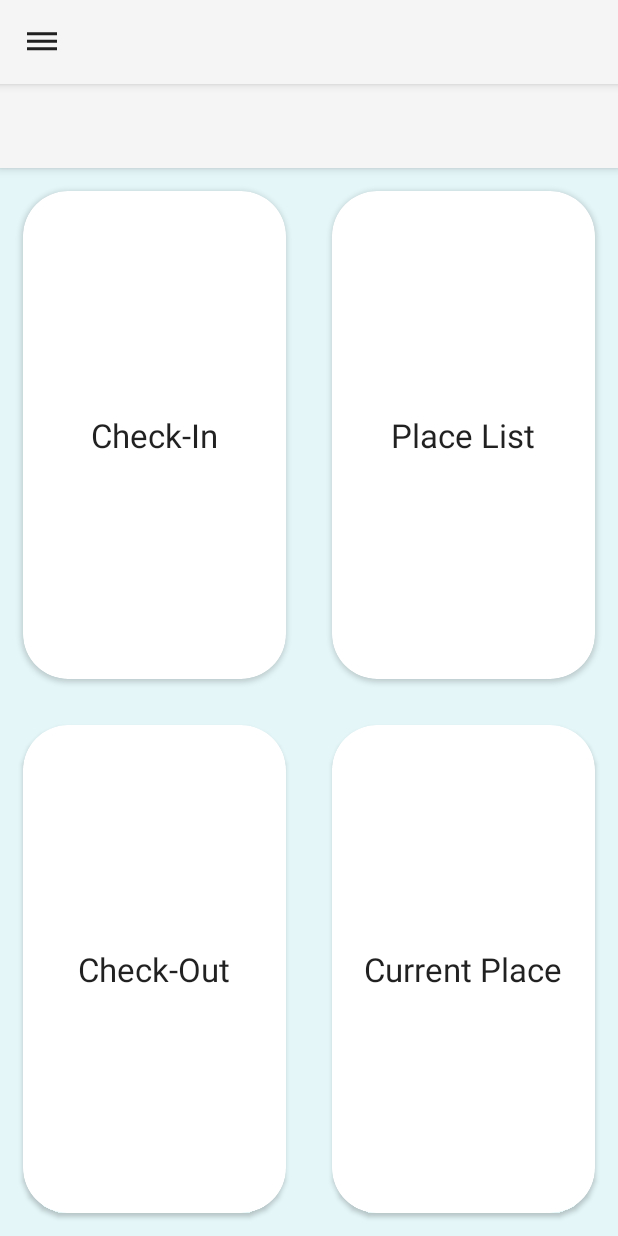
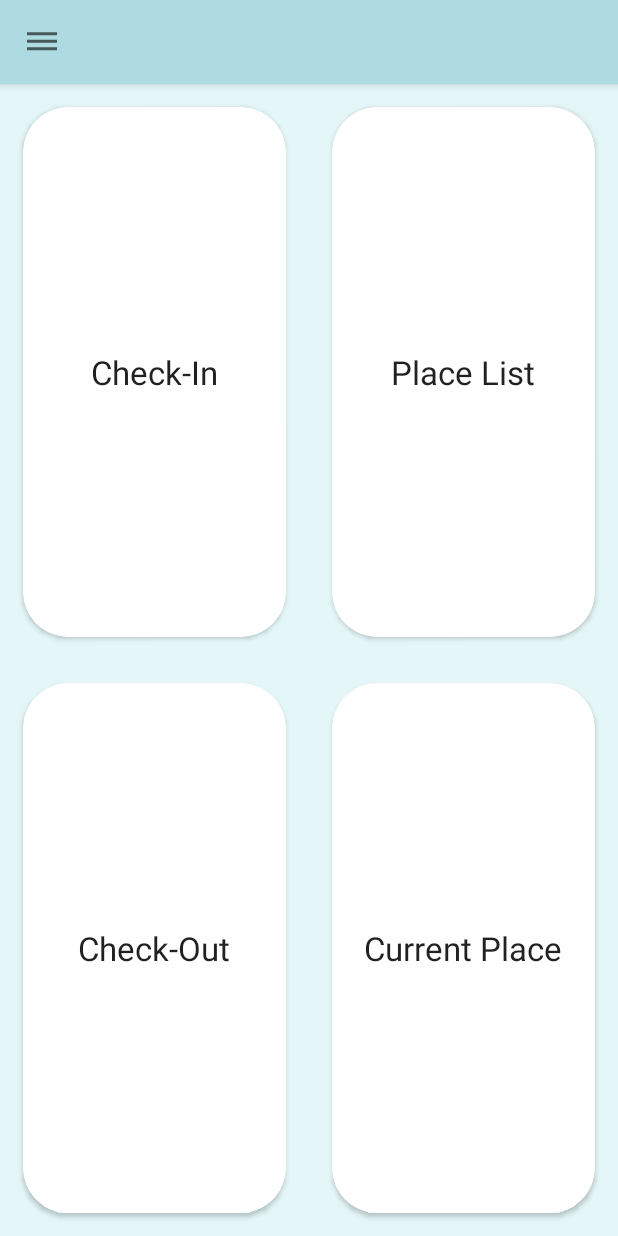
Before and after one commit to KPUCE2021SP/codynators, an Android app: the MainActivity screen opened directly, with no data from a screen before it, on a phone screen of 412 x 824 dp. Run offline under Robolectric (Android 15) with nearby library versions, the phone set to English and light mode, and no system bars; our stand-ins replace Firebase (no records; nobody signed in at launch, a user with empty details on screens opened directly).

Commit message:
액션바 수정
공짜 커밋

```diff
--- a/SummerProject/app/src/main/AndroidManifest.xml
+++ b/SummerProject/app/src/main/AndroidManifest.xml
@@ -19,7 +19,7 @@
         android:largeHeap="true"
         android:roundIcon="@mipmap/ic_launcher_round"
         android:supportsRtl="true"
-        android:theme="@style/Theme.AppCompat.Light"
+        android:theme="@style/Theme.AppCompat.Light.NoActionBar"
         android:name=".MyApplication">
 
         <!--
--- a/SummerProject/app/src/main/res/layout/appbar.xml
+++ b/SummerProject/app/src/main/res/layout/appbar.xml
@@ -19,7 +19,7 @@
             android:id="@+id/toolbar"
             android:layout_width="match_parent"
             android:layout_height="?attr/actionBarSize"
-            android:background="?attr/colorPrimary" />
+            android:background="#ADDBE1" />
 
     </com.google.android.material.appbar.AppBarLayout>
 
```
